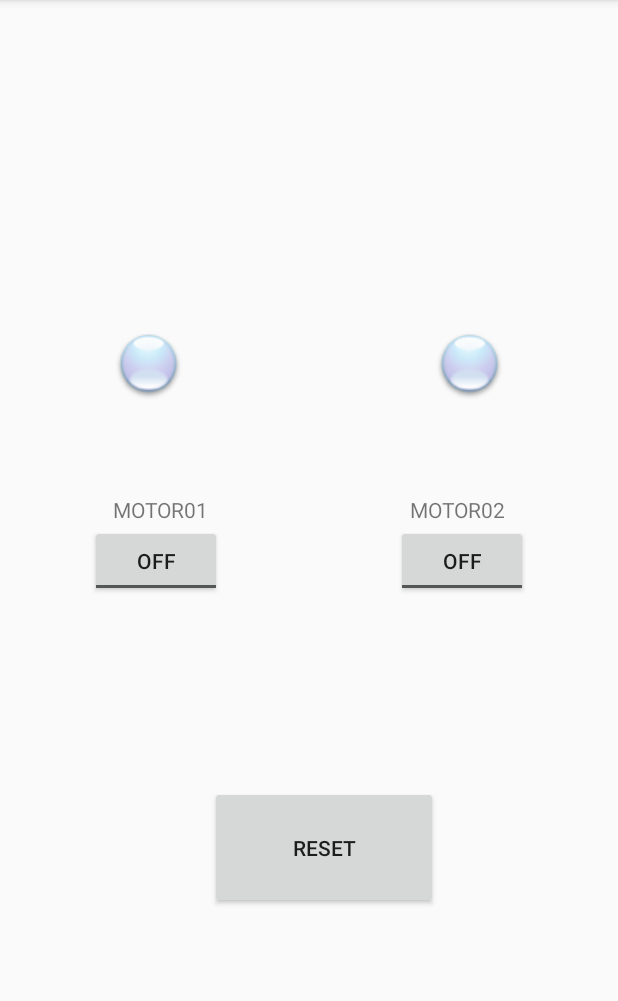
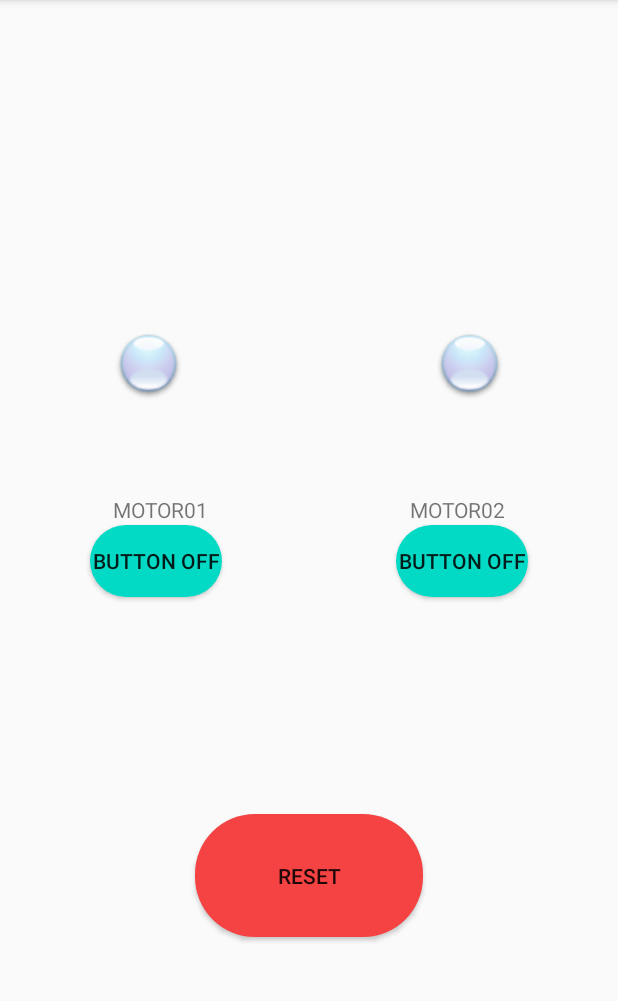
Before and after one commit to xrazis/uniLabWork, an Android app: the screen it shows after launch (MainActivity), on a phone screen of 412 x 824 dp, the part 84-1085 px from its top. Run offline under Robolectric (Android 15) with nearby library versions, the phone set to English and light mode, and no system bars.

Commit message:
Add rounded buttons

```diff
--- /dev/null
+++ b/android-studio/Lab1/app/src/main/res/drawable/btn_rounded_pill_accent.xml
@@ -0,0 +1,5 @@
+<?xml version="1.0" encoding="utf-8"?>
+<shape xmlns:android="http://schemas.android.com/apk/res/android" android:shape="rectangle">
+    <solid android:color="#03DAC5"/>
+    <corners android:radius="40dp"/>
+</shape>
--- /dev/null
+++ b/android-studio/Lab1/app/src/main/res/drawable/btn_rounded_pill_danger.xml
@@ -0,0 +1,5 @@
+<?xml version="1.0" encoding="utf-8"?>
+<shape xmlns:android="http://schemas.android.com/apk/res/android" android:shape="rectangle">
+    <solid android:color="#f54242"/>
+    <corners android:radius="40dp"/>
+</shape>
--- a/android-studio/Lab1/app/src/main/res/layout/activity_main.xml
+++ b/android-studio/Lab1/app/src/main/res/layout/activity_main.xml
@@ -12,10 +12,10 @@
         android:layout_height="wrap_content"
         android:layout_marginStart="60dp"
         android:layout_marginTop="350dp"
+        android:background="@drawable/btn_rounded_pill_accent"
         android:checked="false"
-        android:text="ToggleButton"
-        android:textOff="OFF"
-        android:textOn="ON"
+        android:textOff="@string/off"
+        android:textOn="@string/on"
         app:layout_constraintStart_toStartOf="parent"
         app:layout_constraintTop_toTopOf="parent" />
 
@@ -25,10 +25,10 @@
         android:layout_height="wrap_content"
         android:layout_marginTop="350dp"
         android:layout_marginEnd="60dp"
+        android:background="@drawable/btn_rounded_pill_accent"
         android:checked="false"
-        android:text="ToggleButton"
-        android:textOff="OFF"
-        android:textOn="ON"
+        android:textOff="@string/off"
+        android:textOn="@string/on"
         app:layout_constraintEnd_toEndOf="parent"
         app:layout_constraintTop_toTopOf="parent" />
 
@@ -38,7 +38,7 @@
         android:layout_height="wrap_content"
         android:layout_marginStart="75dp"
         android:layout_marginTop="330dp"
-        android:text="MOTOR01"
+        android:text="@string/motor01"
         android:textAlignment="viewStart"
         android:visibility="visible"
         app:layout_constraintStart_toStartOf="parent"
@@ -50,7 +50,7 @@
         android:layout_height="wrap_content"
         android:layout_marginTop="330dp"
         android:layout_marginEnd="75dp"
-        android:text="MOTOR02"
+        android:text="@string/motor02"
         android:textAlignment="textEnd"
         android:visibility="visible"
         app:layout_constraintEnd_toEndOf="parent"
@@ -60,10 +60,15 @@
         android:id="@+id/reset"
         android:layout_width="152dp"
         android:layout_height="82dp"
+        android:layout_marginStart="32dp"
         android:layout_marginTop="524dp"
-        android:layout_marginEnd="120dp"
-        android:text="reset"
+        android:layout_marginEnd="32dp"
+        android:layout_marginBottom="125dp"
+        android:background="@drawable/btn_rounded_pill_danger"
+        android:text="@string/reset"
+        app:layout_constraintBottom_toBottomOf="parent"
         app:layout_constraintEnd_toEndOf="parent"
+        app:layout_constraintStart_toStartOf="parent"
         app:layout_constraintTop_toTopOf="parent" />
 
     <ImageView
@@ -85,4 +90,5 @@
         app:layout_constraintEnd_toEndOf="parent"
         app:layout_constraintTop_toTopOf="parent"
         app:srcCompat="@drawable/led_off" />
+
 </androidx.constraintlayout.widget.ConstraintLayout>
--- a/android-studio/Lab1/app/src/main/res/values/colors.xml
+++ b/android-studio/Lab1/app/src/main/res/values/colors.xml
@@ -3,4 +3,5 @@
     <color name="colorPrimary">#6200EE</color>
     <color name="colorPrimaryDark">#3700B3</color>
     <color name="colorAccent">#03DAC5</color>
+    <color name="white"> #fff </color>
 </resources>
--- a/android-studio/Lab1/app/src/main/res/values/strings.xml
+++ b/android-studio/Lab1/app/src/main/res/values/strings.xml
@@ -3,4 +3,9 @@
     <string name="menu">Menu</string>
     <string name="about">About</string>
     <string name="creator">Creator infor</string>
+    <string name="on"> Button on </string>
+    <string name="off"> Button off</string>
+    <string name="motor01"> MOTOR01</string>
+    <string name="motor02"> MOTOR02</string>
+    <string name="reset"> RESET </string>
 </resources>
```
